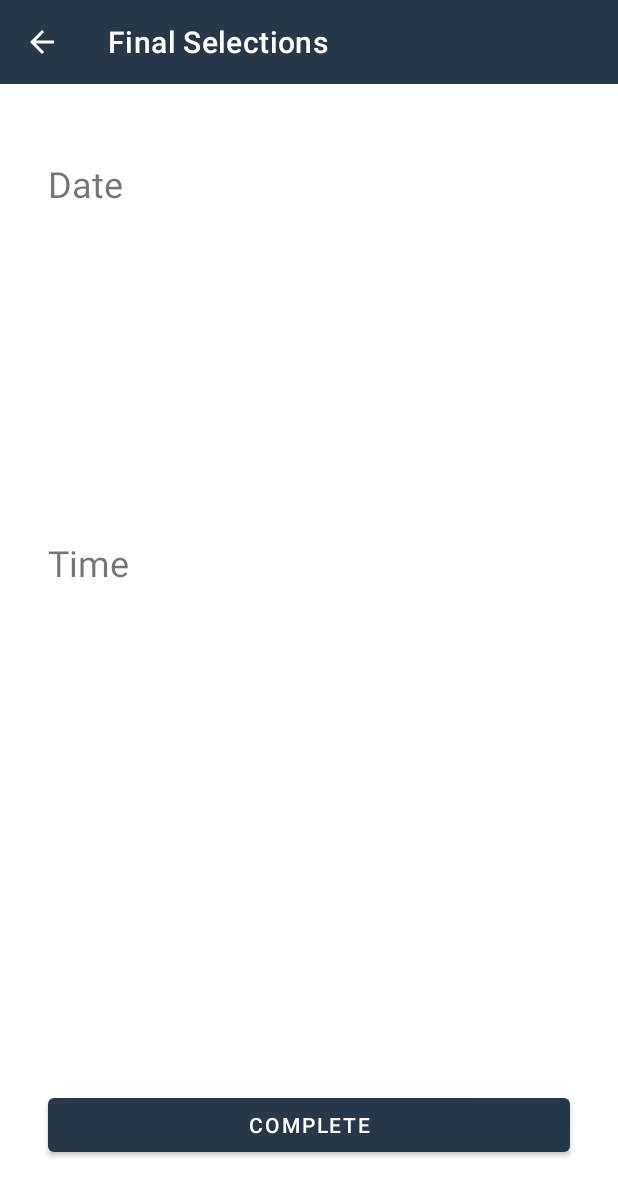
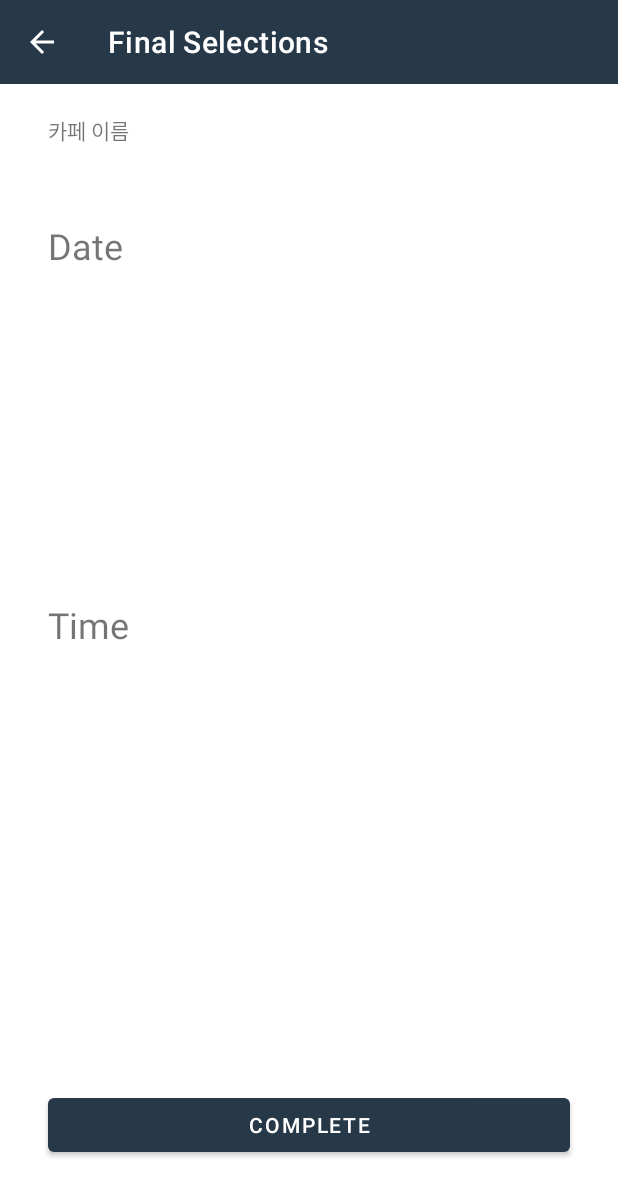
Before and after one commit to Capstone-Medium-Distance-App/Capstone-MDA-Android, an Android app: the fragment LocationFinalSelectFragment placed in its activity, on a phone screen of 412 x 824 dp. Shown: the top 1196 px of the screen. Run offline under Robolectric (Android 15) with nearby library versions, the light colour scheme and no system bars.

Commit message:
txt 이름 추가

```diff
--- a/app/src/main/java/com/example/capstonedesign/LocationStartFragment.java
+++ b/app/src/main/java/com/example/capstonedesign/LocationStartFragment.java
@@ -48,7 +48,5 @@ public class LocationStartFragment extends Fragment {
 
         return rootView;
 
-
-
     }
 }
--- a/app/src/main/res/layout/fragment_location_final_select.xml
+++ b/app/src/main/res/layout/fragment_location_final_select.xml
@@ -38,7 +38,7 @@
         android:textSize="24sp"
         app:layout_constraintEnd_toEndOf="parent"
         app:layout_constraintStart_toStartOf="parent"
-        app:layout_constraintTop_toBottomOf="@+id/toolbar" />
+        app:layout_constraintTop_toBottomOf="@+id/textView" />
 
     <TextView
         android:id="@+id/time"
@@ -55,5 +55,20 @@
         app:layout_constraintStart_toStartOf="parent"
         app:layout_constraintTop_toBottomOf="@+id/date" />
 
+    <TextView
+        android:id="@+id/textView"
+        android:layout_width="0dp"
+        android:layout_height="wrap_content"
+        android:layout_marginStart="32dp"
+        android:layout_marginLeft="32dp"
+        android:layout_marginTop="20dp"
+        android:layout_marginEnd="32dp"
+        android:layout_marginRight="32dp"
+        android:text="카페 이름"
+        app:layout_constraintBottom_toTopOf="@+id/date"
+        app:layout_constraintEnd_toEndOf="parent"
+        app:layout_constraintStart_toStartOf="parent"
+        app:layout_constraintTop_toBottomOf="@+id/toolbar" />
+
 
 </androidx.constraintlayout.widget.ConstraintLayout>
```
